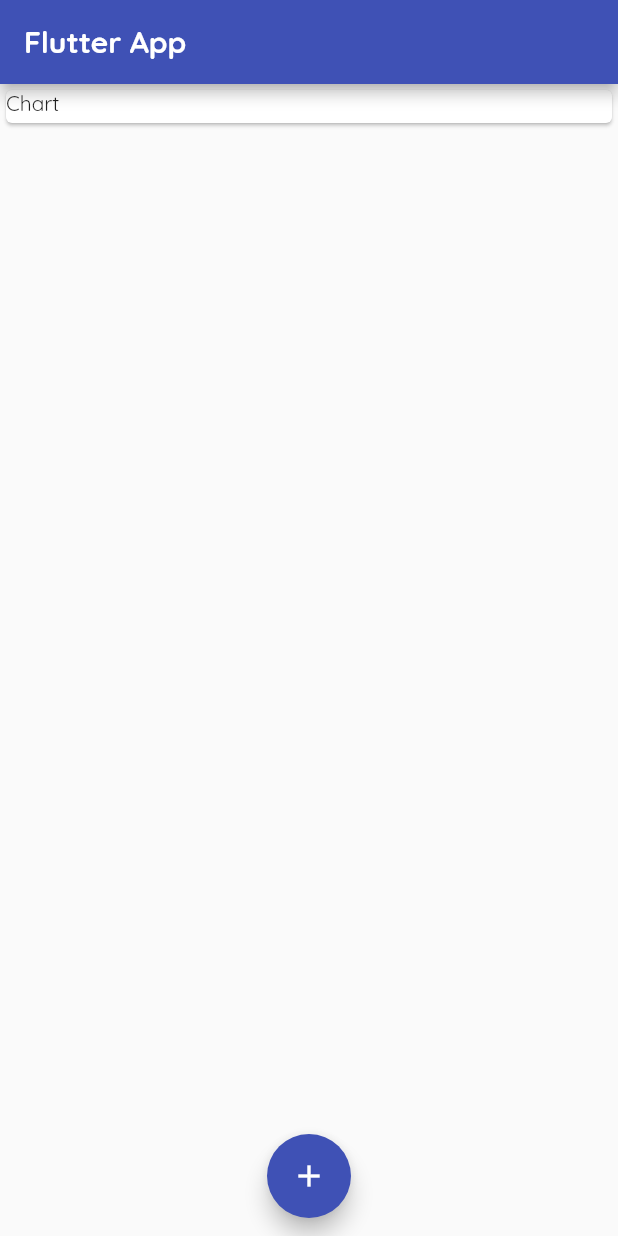
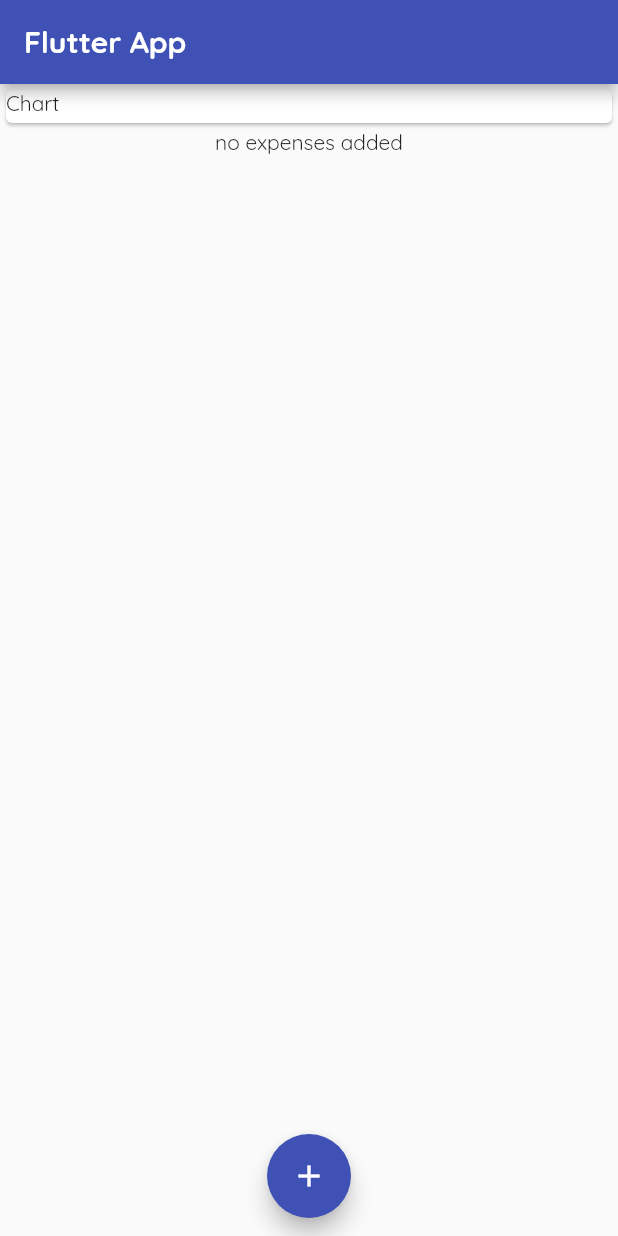
Before and after one commit to 0neman/expensescontrol, a Flutter app: the screen it shows after launch, on a phone screen of 412 x 824 dp. Run offline on Flutter 3.47's test engine with Material 2 defaults, Android fonts, the phone set to English and light mode, and no system bars.

Commit message:
new adding

```diff
--- a/lib/widgets/transaction_list.dart
+++ b/lib/widgets/transaction_list.dart
@@ -12,13 +12,18 @@ class TransactionList extends StatelessWidget {
   Widget build(BuildContext context) {
     return Container(
       height: 300,
-      child: ListView.builder(
+      child: transactions.isEmpty
+          ? Container(
+              child: Text("no expenses added"),
+            )
+          : ListView.builder(
               itemBuilder: (context, index) {
                 return Card(
                   child: Row(
                     children: [
                       Container(
-                  margin: EdgeInsets.symmetric(vertical: 10, horizontal: 15),
+                        margin:
+                            EdgeInsets.symmetric(vertical: 10, horizontal: 15),
                         decoration: BoxDecoration(
                           border: Border.all(
                             width: 2,
--- a/pubspec.yaml
+++ b/pubspec.yaml
@@ -61,8 +61,8 @@ flutter:
   uses-material-design: true
 
   # To add assets to your application, add an assets section, like this:
-  # assets:
-  #   - images/a_dot_burr.jpeg
+  assets:
+    - assets/images/097 chart-sketch.png
   #   - images/a_dot_ham.jpeg
 
   # An image asset can refer to one or more resolution-specific "variants", see
```
Also changed, not shown: assets/images/097 chart-sketch.png (added). Lines whose indentation alone changed are shown as unchanged.
